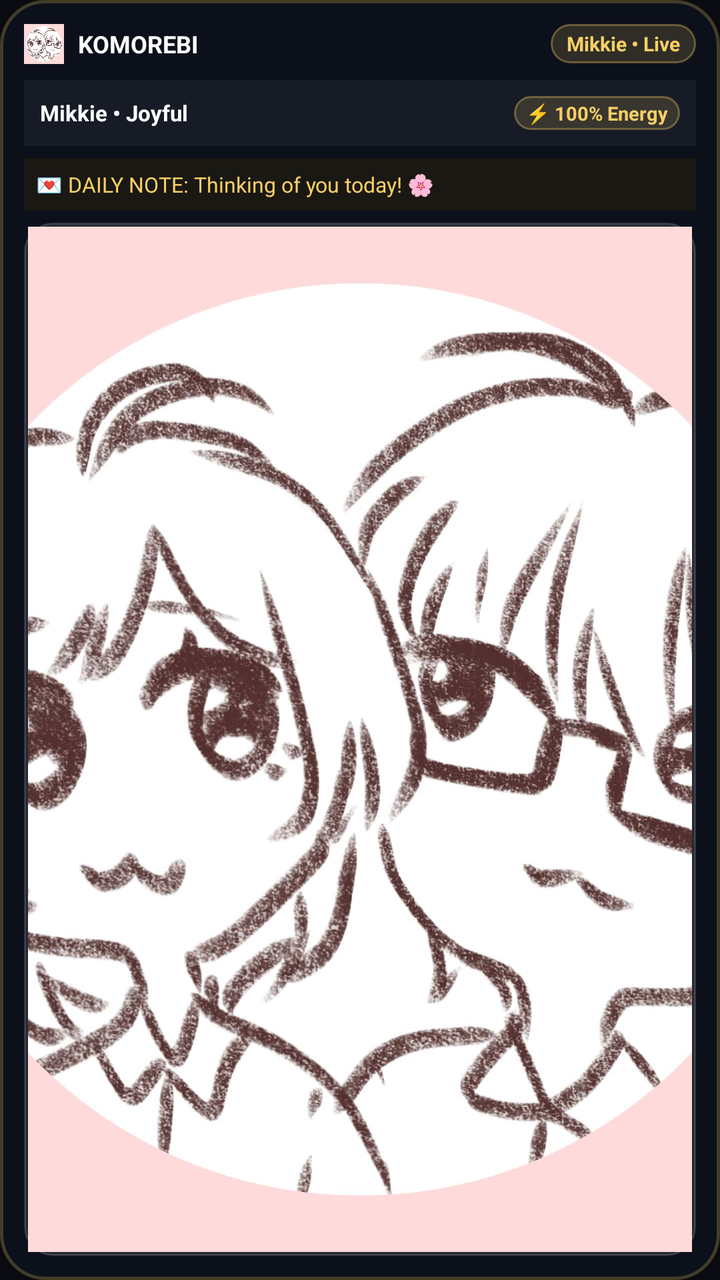
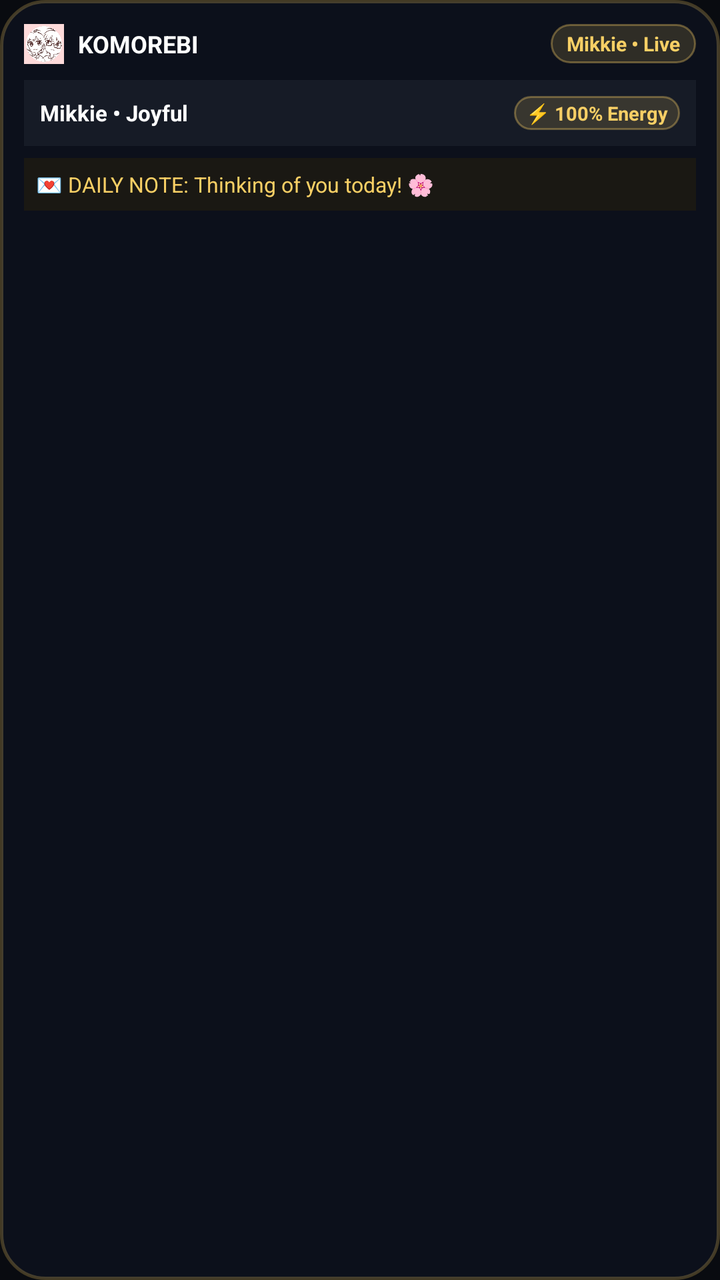

Before-and-after screenshots of an Android layout around one commit, followed by the original layout XML and the change that was made.
<!-- AndroidManifest.xml: application theme Theme.Komorebi -->
<!-- res/layout/komorebi_widget.xml -->
<?xml version="1.0" encoding="utf-8"?>
<LinearLayout xmlns:android="http://schemas.android.com/apk/res/android"
    android:id="@+id/widget_root"
    android:layout_width="match_parent"
    android:layout_height="match_parent"
    android:background="@drawable/widget_bg"
    android:orientation="vertical"
    android:padding="12dp">

    
    <LinearLayout
        android:layout_width="match_parent"
        android:layout_height="wrap_content"
        android:gravity="center_vertical"
        android:orientation="horizontal">

        <ImageView
            android:id="@+id/widget_app_logo"
            android:layout_width="20dp"
            android:layout_height="20dp"
            android:layout_marginEnd="7dp"
            android:scaleType="centerCrop"
            android:src="@drawable/ic_launcher" />

        <TextView
            android:id="@+id/widget_title"
            android:layout_width="0dp"
            android:layout_height="wrap_content"
            android:layout_weight="1"
            android:text="KOMOREBI"
            android:textColor="#FFFFFF"
            android:textSize="12sp"
            android:textStyle="bold" />

        <TextView
            android:id="@+id/widget_time_text"
            android:layout_width="wrap_content"
            android:layout_height="wrap_content"
            android:background="@drawable/widget_pill_bg"
            android:paddingHorizontal="8dp"
            android:paddingVertical="3dp"
            android:text="Mikkie • Live"
            android:textColor="#F8CF65"
            android:textSize="10sp"
            android:textStyle="bold" />
    </LinearLayout>

    
    <LinearLayout
        android:layout_width="match_parent"
        android:layout_height="wrap_content"
        android:layout_marginTop="8dp"
        android:background="#161B26"
        android:gravity="center_vertical"
        android:orientation="horizontal"
        android:padding="8dp">

        <TextView
            android:id="@+id/widget_partner_title"
            android:layout_width="0dp"
            android:layout_height="wrap_content"
            android:layout_weight="1"
            android:ellipsize="end"
            android:maxLines="1"
            android:text="Mikkie • Joyful"
            android:textColor="#FFFFFF"
            android:textSize="11sp"
            android:textStyle="bold" />

        <TextView
            android:id="@+id/widget_energy_pill"
            android:layout_width="wrap_content"
            android:layout_height="wrap_content"
            android:background="@drawable/widget_pill_bg"
            android:paddingHorizontal="6dp"
            android:paddingVertical="2dp"
            android:text="⚡ 100% Energy"
            android:textColor="#F8CF65"
            android:textSize="9.5sp"
            android:textStyle="bold" />
    </LinearLayout>

    
    <TextView
        android:id="@+id/widget_whisper_text"
        android:layout_width="match_parent"
        android:layout_height="wrap_content"
        android:layout_marginTop="6dp"
        android:background="#1A1813"
        android:ellipsize="end"
        android:maxLines="2"
        android:padding="6dp"
        android:text="💌 DAILY NOTE: Thinking of you today! 🌸"
        android:textColor="#F8CF65"
        android:textSize="10.5sp" />

    
    <FrameLayout
        android:layout_width="match_parent"
        android:layout_height="0dp"
        android:layout_marginTop="6dp"
        android:layout_weight="1"
        android:background="@drawable/widget_snap_bg"
        android:padding="2dp">

        <ImageView
            android:id="@+id/widget_photo_img"
            android:layout_width="match_parent"
            android:layout_height="match_parent"
            android:scaleType="centerCrop"
            android:src="@drawable/ic_launcher" />
    </FrameLayout>

</LinearLayout>
<!-- resources referenced by this layout -->
<resources>
  <!-- drawable ic_launcher: jpg bitmap (drawable, 159829 bytes) -->
  <!-- drawable widget_bg (drawable) -->
  <?xml version="1.0" encoding="utf-8"?>
  <shape xmlns:android="http://schemas.android.com/apk/res/android"
      android:shape="rectangle">
      <solid android:color="#F20D101C" />
      <corners android:radius="22dp" />
      <stroke
          android:width="1.5dp"
          android:color="#3DF8CF65" />
  </shape>
  <!-- drawable widget_pill_bg (drawable) -->
  <?xml version="1.0" encoding="utf-8"?>
  <shape xmlns:android="http://schemas.android.com/apk/res/android"
      android:shape="rectangle">
      <solid android:color="#26F8CF65" />
      <corners android:radius="999dp" />
      <stroke
          android:width="1dp"
          android:color="#59F8CF65" />
  </shape>
  <!-- drawable widget_snap_bg (drawable) -->
  <?xml version="1.0" encoding="utf-8"?>
  <shape xmlns:android="http://schemas.android.com/apk/res/android"
      android:shape="rectangle">
      <solid android:color="#1AFFFFFF" />
      <corners android:radius="14dp" />
      <stroke
          android:width="1dp"
          android:color="#26FFFFFF" />
  </shape>
  <style name="Theme.Komorebi" parent="android:Theme.Material.NoActionBar">
          <item name="android:statusBarColor">#090B10</item>
          <item name="android:navigationBarColor">#090B10</item>
          <item name="android:windowBackground">#090B10</item>
      </style>
</resources>

<!-- the commit's change to res/layout/komorebi_widget.xml (unified diff, before → after) -->
@@ -96,19 +96,20 @@
 
     
     <FrameLayout
+        android:id="@+id/widget_photo_container"
         android:layout_width="match_parent"
         android:layout_height="0dp"
         android:layout_marginTop="6dp"
         android:layout_weight="1"
         android:background="@drawable/widget_snap_bg"
-        android:padding="2dp">
+        android:padding="2dp"
+        android:visibility="gone">
 
         <ImageView
             android:id="@+id/widget_photo_img"
             android:layout_width="match_parent"
             android:layout_height="match_parent"
-            android:scaleType="centerCrop"
-            android:src="@drawable/ic_launcher" />
+            android:scaleType="centerCrop" />
     </FrameLayout>
 
 </LinearLayout>
